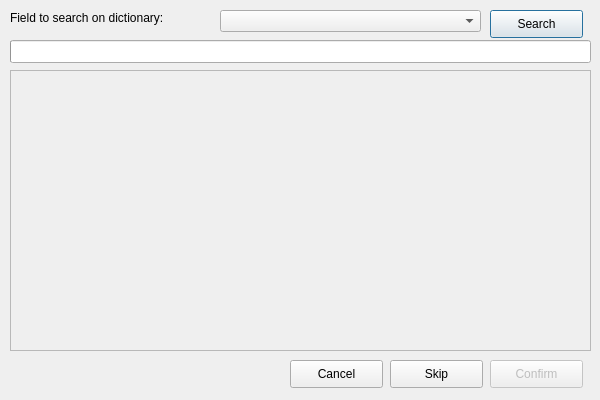
Before: the Qt Designer form nihongo_companion/gui/designer/SelectWord.ui in northy/anki-nihongo-companion, drawn with Qt 5.
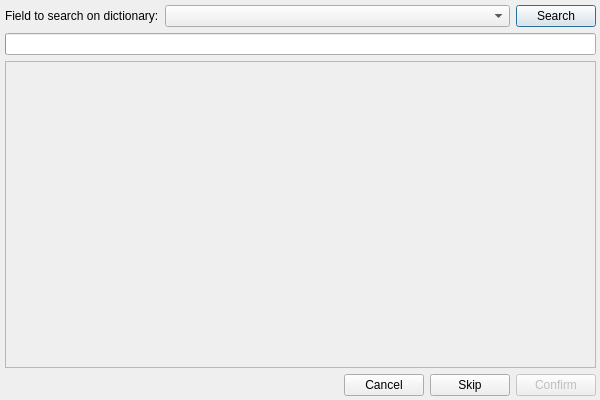
After: the same form once the commit is applied.

Diff of the .ui file:
```diff
--- a/nihongo_companion/gui/designer/SelectWord.ui
+++ b/nihongo_companion/gui/designer/SelectWord.ui
@@ -28,115 +28,124 @@
   <property name="windowTitle">
    <string>Nihongo Companion</string>
   </property>
-  <widget class="QLabel" name="labelField_in">
+  <widget class="QWidget" name="">
    <property name="geometry">
     <rect>
-     <x>10</x>
-     <y>10</y>
-     <width>201</width>
-     <height>16</height>
+     <x>0</x>
+     <y>0</y>
+     <width>601</width>
+     <height>401</height>
     </rect>
    </property>
-   <property name="text">
-    <string>Field to search on dictionary:</string>
-   </property>
-  </widget>
-  <widget class="QComboBox" name="cbField_in">
-   <property name="geometry">
-    <rect>
-     <x>220</x>
-     <y>10</y>
-     <width>261</width>
-     <height>22</height>
-    </rect>
-   </property>
-  </widget>
-  <widget class="QPushButton" name="bSearch">
-   <property name="geometry">
-    <rect>
-     <x>490</x>
-     <y>10</y>
-     <width>93</width>
-     <height>28</height>
-    </rect>
-   </property>
-   <property name="text">
-    <string>Search</string>
-   </property>
-  </widget>
-  <widget class="QPushButton" name="bConfirm">
-   <property name="enabled">
-    <bool>false</bool>
-   </property>
-   <property name="geometry">
-    <rect>
-     <x>490</x>
-     <y>360</y>
-     <width>93</width>
-     <height>28</height>
-    </rect>
-   </property>
-   <property name="text">
-    <string>Confirm</string>
-   </property>
-  </widget>
-  <widget class="QPushButton" name="bCancel">
-   <property name="geometry">
-    <rect>
-     <x>290</x>
-     <y>360</y>
-     <width>93</width>
-     <height>28</height>
-    </rect>
-   </property>
-   <property name="text">
-    <string>Cancel</string>
-   </property>
-  </widget>
-  <widget class="QListWidget" name="listResults">
-   <property name="enabled">
-    <bool>false</bool>
-   </property>
-   <property name="geometry">
-    <rect>
-     <x>10</x>
-     <y>70</y>
-     <width>581</width>
-     <height>281</height>
-    </rect>
-   </property>
-   <property name="wordWrap">
-    <bool>true</bool>
-   </property>
-  </widget>
-  <widget class="QProgressBar" name="pbSearch">
-   <property name="geometry">
-    <rect>
-     <x>10</x>
-     <y>40</y>
-     <width>581</width>
-     <height>23</height>
-    </rect>
-   </property>
-   <property name="value">
-    <number>0</number>
-   </property>
-   <property name="textVisible">
-    <bool>false</bool>
-   </property>
-  </widget>
-  <widget class="QPushButton" name="bSkip">
-   <property name="geometry">
-    <rect>
-     <x>390</x>
-     <y>360</y>
-     <width>93</width>
-     <height>28</height>
-    </rect>
-   </property>
-   <property name="text">
-    <string>Skip</string>
-   </property>
+   <layout class="QVBoxLayout" name="vlAll">
+    <property name="leftMargin">
+     <number>5</number>
+    </property>
+    <property name="topMargin">
+     <number>5</number>
+    </property>
+    <property name="rightMargin">
+     <number>5</number>
+    </property>
+    <property name="bottomMargin">
+     <number>5</number>
+    </property>
+    <item>
+     <layout class="QHBoxLayout" name="hlTop">
+      <item>
+       <widget class="QLabel" name="labelField_in">
+        <property name="text">
+         <string>Field to search on dictionary:</string>
+        </property>
+       </widget>
+      </item>
+      <item>
+       <widget class="QComboBox" name="cbField_in">
+        <property name="sizePolicy">
+         <sizepolicy hsizetype="Expanding" vsizetype="Fixed">
+          <horstretch>0</horstretch>
+          <verstretch>0</verstretch>
+         </sizepolicy>
+        </property>
+       </widget>
+      </item>
+      <item>
+       <widget class="QPushButton" name="bSearch">
+        <property name="text">
+         <string>Search</string>
+        </property>
+       </widget>
+      </item>
+     </layout>
+    </item>
+    <item>
+     <widget class="QProgressBar" name="pbSearch">
+      <property name="value">
+       <number>0</number>
+      </property>
+      <property name="textVisible">
+       <bool>false</bool>
+      </property>
+     </widget>
+    </item>
+    <item>
+     <widget class="QListWidget" name="listResults">
+      <property name="enabled">
+       <bool>false</bool>
+      </property>
+      <property name="minimumSize">
+       <size>
+        <width>0</width>
+        <height>281</height>
+       </size>
+      </property>
+      <property name="wordWrap">
+       <bool>true</bool>
+      </property>
+     </widget>
+    </item>
+    <item>
+     <layout class="QHBoxLayout" name="horizontalLayout">
+      <item>
+       <spacer name="horizontalSpacer">
+        <property name="orientation">
+         <enum>Qt::Horizontal</enum>
+        </property>
+        <property name="sizeHint" stdset="0">
+         <size>
+          <width>40</width>
+          <height>20</height>
+         </size>
+        </property>
+       </spacer>
+      </item>
+      <item>
+       <widget class="QPushButton" name="bCancel">
+        <property name="text">
+         <string>Cancel</string>
+        </property>
+       </widget>
+      </item>
+      <item>
+       <widget class="QPushButton" name="bSkip">
+        <property name="text">
+         <string>Skip</string>
+        </property>
+       </widget>
+      </item>
+      <item>
+       <widget class="QPushButton" name="bConfirm">
+        <property name="enabled">
+         <bool>false</bool>
+        </property>
+        <property name="text">
+         <string>Confirm</string>
+        </property>
+       </widget>
+      </item>
+     </layout>
+    </item>
+   </layout>
   </widget>
  </widget>
  <resources/>
```
